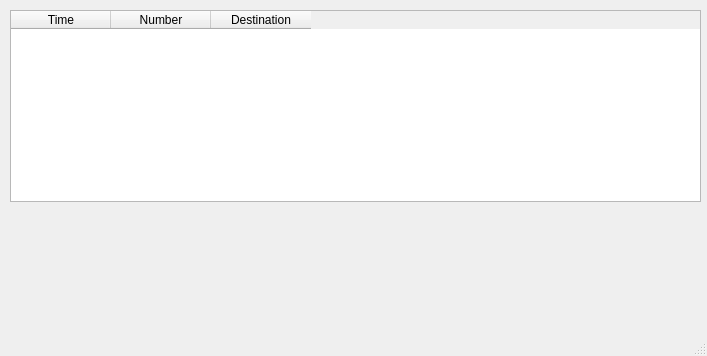
Old version of the form fivewaysbustimes/ui/MainWindowUI.ui in the repository tobiasquinn/fivewaysbustimes.
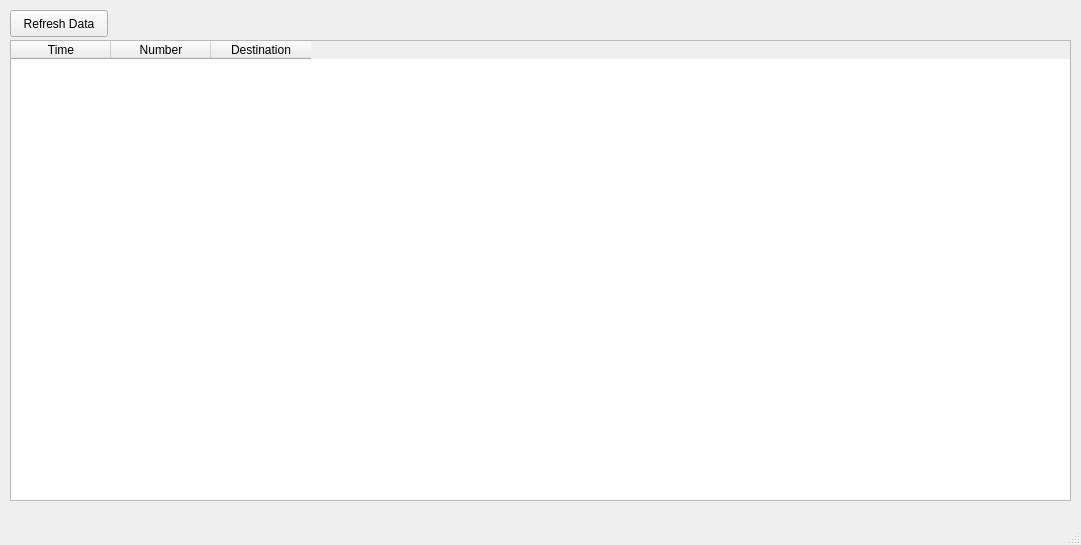
New version of the form.

Commit message: added comms between backend and GUI

Diff of the .ui file:
```diff
--- a/fivewaysbustimes/ui/MainWindowUI.ui
+++ b/fivewaysbustimes/ui/MainWindowUI.ui
@@ -6,8 +6,8 @@
    <rect>
     <x>0</x>
     <y>0</y>
-    <width>707</width>
-    <height>356</height>
+    <width>1081</width>
+    <height>545</height>
    </rect>
   </property>
   <property name="windowTitle">
@@ -18,9 +18,9 @@
     <property name="geometry">
      <rect>
       <x>10</x>
-      <y>10</y>
-      <width>691</width>
-      <height>192</height>
+      <y>40</y>
+      <width>1061</width>
+      <height>461</height>
      </rect>
     </property>
     <column>
@@ -39,6 +39,19 @@
      </property>
     </column>
    </widget>
+   <widget class="QPushButton" name="pushButtonRefresh">
+    <property name="geometry">
+     <rect>
+      <x>10</x>
+      <y>10</y>
+      <width>98</width>
+      <height>27</height>
+     </rect>
+    </property>
+    <property name="text">
+     <string>Refresh Data</string>
+    </property>
+   </widget>
   </widget>
   <widget class="QMenuBar" name="menubar">
    <property name="geometry">
```
Left out of the diff: 2 changed lines with no effect on the pictures. The commit also changes 2 other files.
